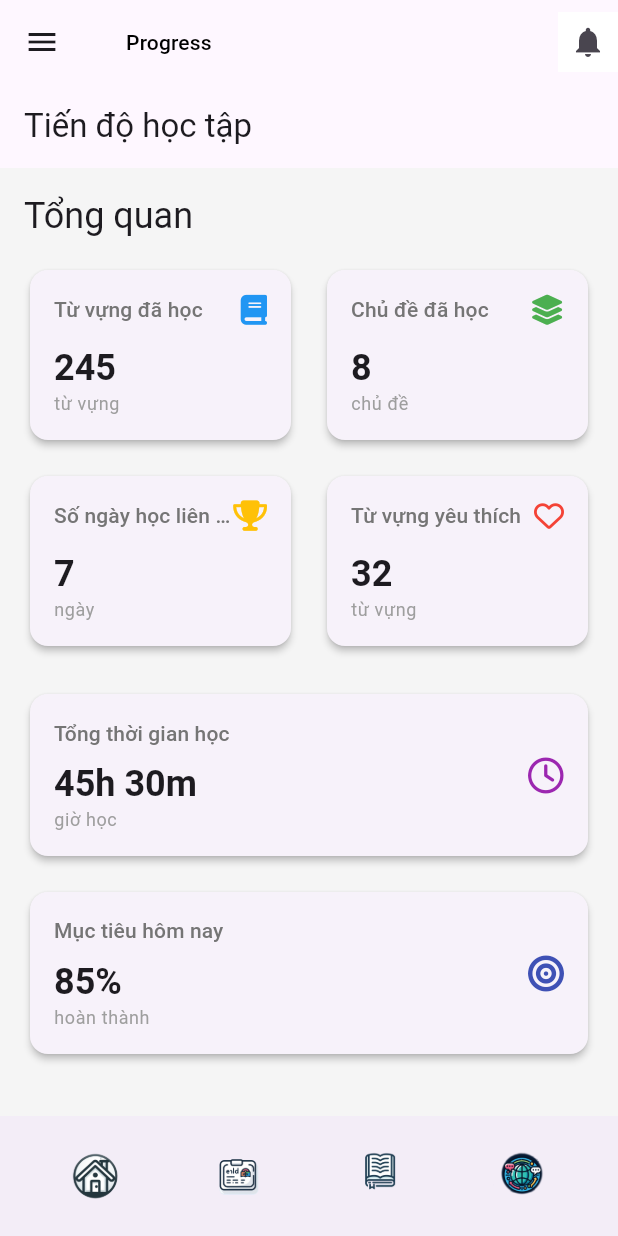
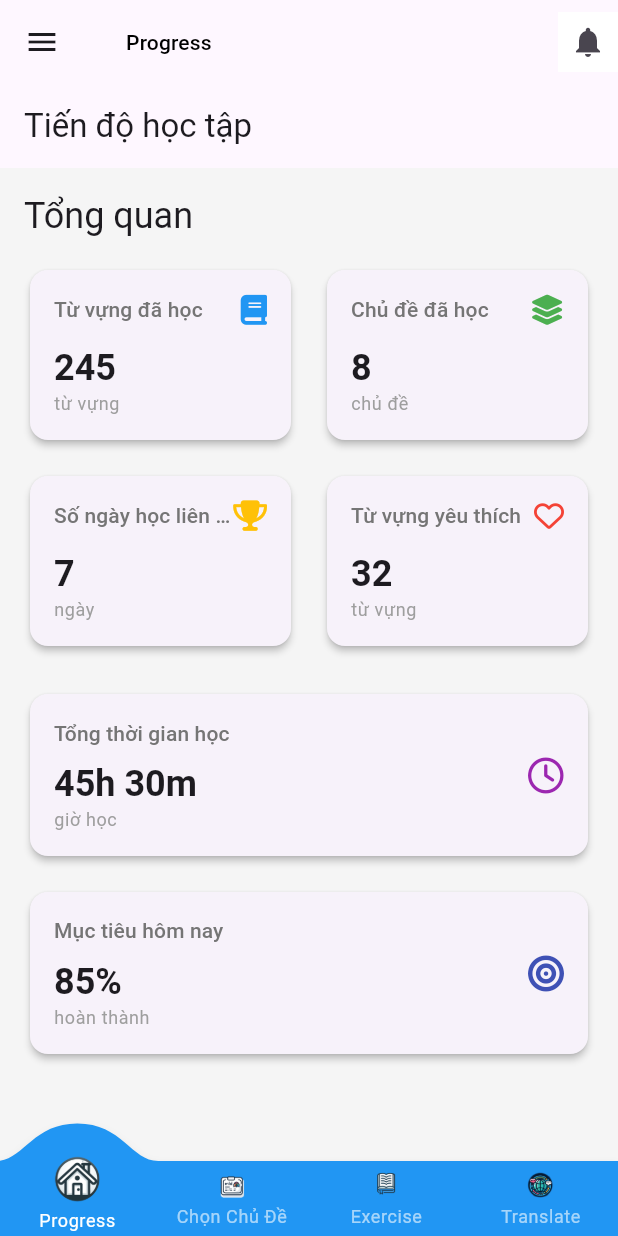
Before and after one commit to phamthanhtung35NB/EnglishMasterUET, a Flutter app: the HomeScreen screen opened directly, after a tap on "Progress", on a phone screen of 412 x 824 dp. Run offline on Flutter 3.47's test engine with Material 3 defaults, Android fonts, the light colour scheme and no system bars; drawn by our look-alikes of convex_bottom_bar; our stand-ins replace firebase_auth, firebase_core, flip_card, flutter_svg, flutter_tts, font_awesome_flutter and 1 more; missing offline and left inert: translator; accounts and stored records are empty; generated files the repository leaves out were written again; network calls fail.

Commit message:
edit btt app bar

```diff
--- a/app/lib/widgets/bottom_app_bar.dart
+++ b/app/lib/widgets/bottom_app_bar.dart
@@ -1,3 +1,5 @@
+// lib/widgets/bottom_app_bar.dart
+import 'package:convex_bottom_bar/convex_bottom_bar.dart';
 import 'package:english_master_uet/screen/flashcard/topic_screen.dart';
 import 'package:flutter/material.dart';
 import 'package:provider/provider.dart';
@@ -6,52 +8,37 @@ import 'package:english_master_uet/screen/progress.dart';
 import 'package:english_master_uet/screen/flashcard/flashcard_screen.dart';
 import 'package:english_master_uet/screen/excercise/Exercises.dart';
 import 'package:english_master_uet/screen/translate_screen.dart';
+
 class BottomAppBarWidget extends StatelessWidget {
   const BottomAppBarWidget({super.key});
 
   @override
   Widget build(BuildContext context) {
-    return BottomAppBar(
-      shape: const CircularNotchedRectangle(),
-      child: Row(
-        mainAxisAlignment: MainAxisAlignment.spaceAround,
-        children: <Widget>[
-          IconButton(
-            onPressed: () {
-              context
-                  .read<AppState>()
-                  .updateScreen('Progress', ProgressScreen());
-            },
-            iconSize: 25,
-            icon: Image.asset('assets/images/home.png'),
-          ),
-          IconButton(
-              onPressed: () {
-                context
-                    .read<AppState>()
-                    .updateScreen('Chọn Chủ Đề', TopicSelectionScreen());
-              },
-              iconSize: 25,
-              icon: Image.asset('assets/images/flashcard.png')),
-          IconButton(
-              onPressed: () {
-                context
-                    .read<AppState>()
-                    .updateScreen('Exercise', const progressScreen());
-              },
-              iconSize: 25,
-              icon: Image.asset('assets/images/notebook.png')),
-          IconButton(
-              onPressed: () {
-                context.read<AppState>().updateScreen(
-                    'Translate',
-                    TranslateScreen()
-                );
-              },
-              iconSize: 25,
-              icon: Image.asset('assets/images/translate.png')),
-        ],
-      ),
+    return ConvexAppBar(
+      style: TabStyle.react,
+      items: [
+        TabItem(icon: Image.asset('assets/images/home.png'), title: 'Progress'),
+        TabItem(icon: Image.asset('assets/images/flashcard.png'), title: 'Chọn Chủ Đề'),
+        TabItem(icon: Image.asset('assets/images/notebook.png'), title: 'Exercise'),
+        TabItem(icon: Image.asset('assets/images/translate.png'), title: 'Translate'),
+      ],
+      initialActiveIndex: 0,
+      onTap: (int index) {
+        switch (index) {
+          case 0:
+            context.read<AppState>().updateScreen('Progress', ProgressScreen());
+            break;
+          case 1:
+            context.read<AppState>().updateScreen('Chọn Chủ Đề', TopicSelectionScreen());
+            break;
+          case 2:
+            context.read<AppState>().updateScreen('Exercise', const progressScreen());
+            break;
+          case 3:
+            context.read<AppState>().updateScreen('Translate', TranslateScreen());
+            break;
+        }
+      },
     );
   }
 }
--- a/app/pubspec.yaml
+++ b/app/pubspec.yaml
@@ -46,6 +46,7 @@ dependencies:
   flutter_tts: ^3.6.0
   fl_chart: ^0.69.0
   font_awesome_flutter: ^10.6.0
+  convex_bottom_bar: ^3.2.0
 
 dev_dependencies:
   flutter_test:
```
Also changed, not shown: app/lib/screen/translate_screen.dart (+6 -10 lines), app/pubspec.lock.
